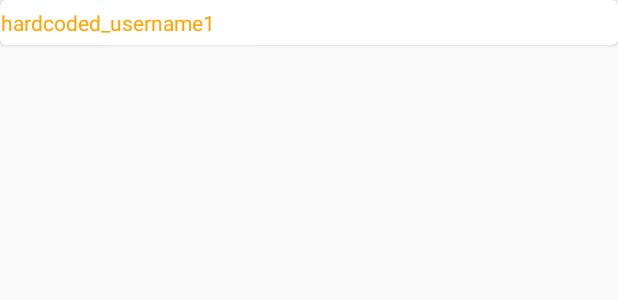
After one commit to GoJamie/Musician-App, an Android app: the layout user_template.xml on its own in the app's theme, with its tools: preview values and no code run, on a phone screen of 412 x 824 dp. The commit adds this screen. Shown: the top 300 px of the screen. Run offline under Robolectric (Android 15) with nearby library versions, the phone set to English and light mode, and no system bars; Roboto replaces fonts that are not available here.

Commit message:
created user stuffs

```diff
--- a/app/src/main/res/layout/event_list.xml
+++ b/app/src/main/res/layout/event_list.xml
@@ -4,7 +4,6 @@
 <android.support.constraint.ConstraintLayout
     xmlns:android="http://schemas.android.com/apk/res/android"
     xmlns:app="http://schemas.android.com/apk/res-auto"
-    xmlns:tools="http://schemas.android.com/tools"
     android:layout_width="match_parent"
     android:layout_height="match_parent"
     android:background="@color/grey_dim">
--- /dev/null
+++ b/app/src/main/res/layout/user_template.xml
@@ -0,0 +1,23 @@
+<?xml version="1.0" encoding="utf-8"?>
+<android.support.v7.widget.CardView android:id="@+id/user_card"
+    android:layout_width="match_parent"
+    android:layout_height="30dp"
+    app:cardCornerRadius="4dp"
+    xmlns:app="http://schemas.android.com/apk/res-auto"
+    xmlns:android="http://schemas.android.com/apk/res/android">
+
+    <LinearLayout xmlns:android="http://schemas.android.com/apk/res/android"
+    android:layout_width="match_parent"
+    android:layout_height="match_parent"
+    android:orientation="horizontal"
+        >
+    <TextView
+        android:id="@+id/message_username"
+        android:layout_width="wrap_content"
+        android:layout_height="wrap_content"
+        android:text="hardcoded_username1"
+        android:layout_gravity="center"
+        android:textAlignment="center"
+        android:textColor="@color/orange"/>
+    </LinearLayout>
+</android.support.v7.widget.CardView>
```
Also changed, not shown: app/src/main/java/com/example/musicians/UserAdapter.java (+51 -1 lines), app/src/main/java/com/example/musicians/UserList.java (+52 -0 lines), app/src/main/java/com/example/musicians/UserRecyclerItemClickListener.java (+43 -1 lines), app/src/main/res/layout/user_list.xml (added, +34 -0 lines).
